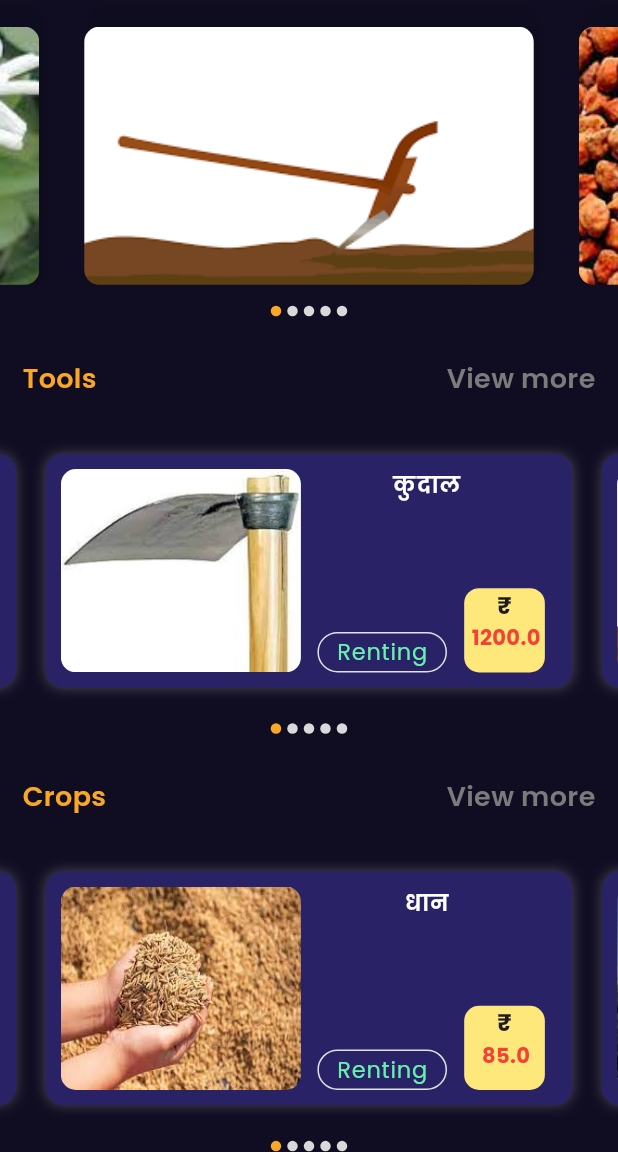
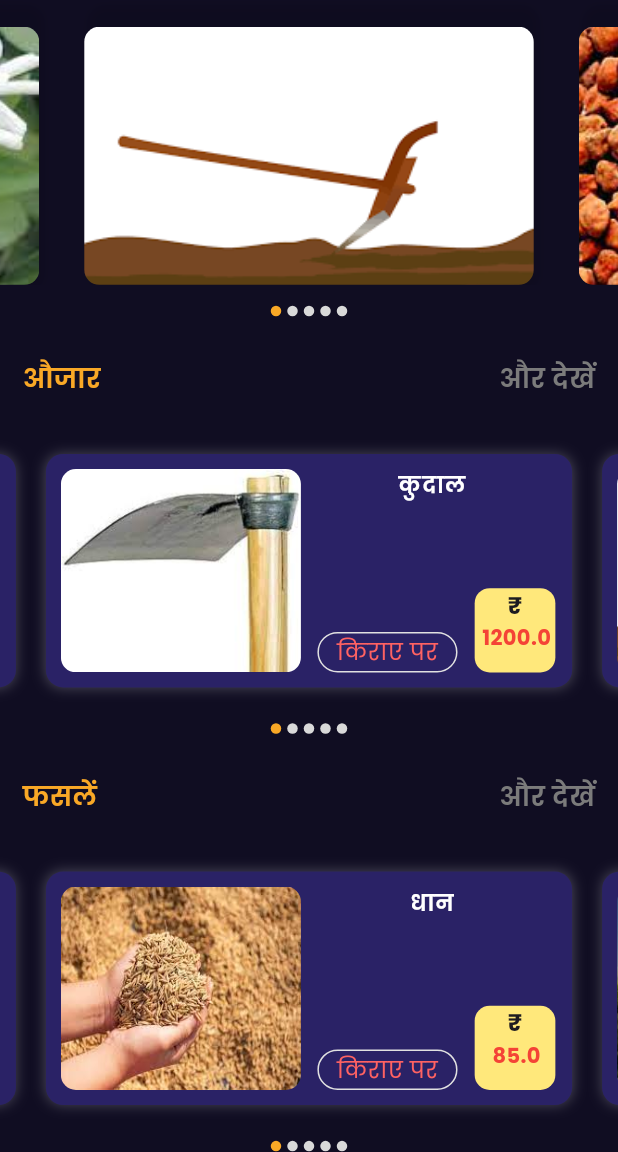
Before and after one commit to Kheti-Sahayak/Kheti-Shayak-2, a Flutter app: the screen it shows once a user with an empty profile is signed in, on a phone screen of 412 x 824 dp, the part 84-1236 px from its top. Run offline on Flutter 3.47's test engine with Material 3 defaults, Android fonts, the phone set to English and light mode, and no system bars; drawn by our look-alikes of carousel_slider; our stand-ins replace cloud_firestore, firebase_auth, firebase_core, flutter_otp_text_field, flutter_screenutil, get and 2 more; accounts and stored records are empty.

Commit message:
ui fixes

```diff
--- a/lib/screens/home/home_screen.dart
+++ b/lib/screens/home/home_screen.dart
@@ -73,7 +73,7 @@ class _HomeScreenState extends State<HomeScreen> {
                 mainAxisAlignment: MainAxisAlignment.spaceBetween,
                 children: [
                   Text(
-                    "Tools",
+                    "औजार",
                     style: GoogleFonts.poppins(
                       color: const Color(0xffF9A826),
                       fontWeight: FontWeight.w600,
@@ -83,7 +83,7 @@ class _HomeScreenState extends State<HomeScreen> {
                   InkWell(
                     onTap: () {},
                     child: Text(
-                      "View more",
+                      "और देखें",
                       style: GoogleFonts.poppins(
                         color: const Color(0xff7B7B7B),
                         fontSize: 18,
@@ -140,7 +140,7 @@ class _HomeScreenState extends State<HomeScreen> {
                 mainAxisAlignment: MainAxisAlignment.spaceBetween,
                 children: [
                   Text(
-                    "Crops",
+                    "फसलें",
                     style: GoogleFonts.poppins(
                       color: const Color(0xffF9A826),
                       fontWeight: FontWeight.w600,
@@ -150,7 +150,7 @@ class _HomeScreenState extends State<HomeScreen> {
                   InkWell(
                     onTap: () {},
                     child: Text(
-                      "View more",
+                      "और देखें",
                       style: GoogleFonts.poppins(
                         color: const Color(0xff7B7B7B),
                         fontSize: 18,
@@ -208,7 +208,7 @@ class _HomeScreenState extends State<HomeScreen> {
                 mainAxisAlignment: MainAxisAlignment.spaceBetween,
                 children: [
                   Text(
-                    "Land",
+                    "भूमि",
                     style: GoogleFonts.poppins(
                       color: const Color(0xffF9A826),
                       fontWeight: FontWeight.w600,
@@ -216,7 +216,7 @@ class _HomeScreenState extends State<HomeScreen> {
                     ),
                   ),
                   Text(
-                    "View more",
+                    "और देखें",
                     style: GoogleFonts.poppins(
                       color: const Color(0xff7B7B7B),
                       fontSize: 18,
--- a/lib/utils/home_screen_info.dart
+++ b/lib/utils/home_screen_info.dart
@@ -18,11 +18,11 @@ class HomeScreenInfo {
   ];
 
   static const List<String> toolMode = [
-    'Renting',
-    'Selling',
-    'Renting',
-    'Selling',
-    'Selling',
+    'किराए पर',
+    'बेचना',
+    'किराए पर',
+    'बेचना',
+    'बेचना',
   ];
 
   static const List<double> toolPrice = [
@@ -53,11 +53,11 @@ class HomeScreenInfo {
   ];
 
   static const List<String> cropsMode = [
-    'Renting',
-    'Selling',
-    'Renting',
-    'Selling',
-    'Selling',
+    'किराए पर',
+    'बेचना',
+    'किराए पर',
+    'बेचना',
+    'बेचना',
   ];
 
   static const List<double> cropsPrice = [
@@ -88,11 +88,11 @@ class HomeScreenInfo {
   ];
 
   static const List<String> landMode = [
-    'Renting',
-    'Selling',
-    'Renting',
-    'Selling',
-    'Selling',
+    'किराए पर',
+    'बेचना',
+    'किराए पर',
+    'बेचना',
+    'बेचना',
   ];
 
   static const List<double> landPrice = [
--- a/lib/widgets/home_page_event.dart
+++ b/lib/widgets/home_page_event.dart
@@ -67,9 +67,9 @@ Widget homePageEvent(Shayak event) {
                     child: Text(
                       event.mode,
                       style: GoogleFonts.poppins(
-                        color: event.mode == "Renting"
+                        color: event.mode == "िराए पर"
                             ? Colors.greenAccent
-                            : event.mode == "Selling"
+                            : event.mode == "बेचना"
                                 ? const Color(0xffdfc107)
                                 : const Color(0xffFF6262),
                         fontSize: 15.0,
--- a/pubspec.yaml
+++ b/pubspec.yaml
@@ -45,6 +45,7 @@ dependencies:
   firebase_auth: ^4.15.2
   cloud_firestore: ^4.13.5
   get: ^4.6.5
+  wiredash: ^2.0.0
 
 dev_dependencies:
   flutter_test:
```
Also changed, not shown: pubspec.lock.
